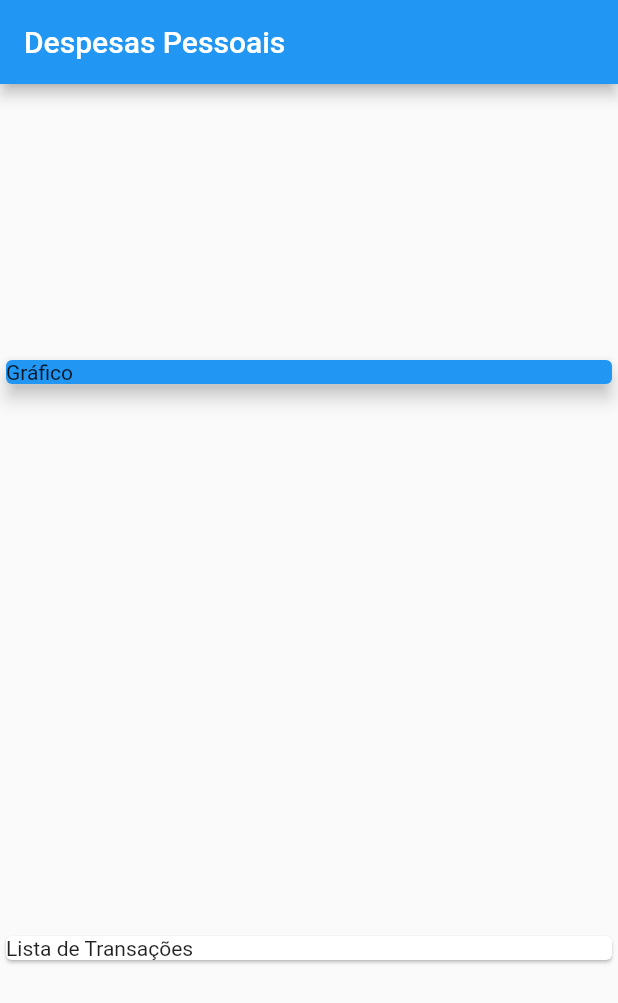
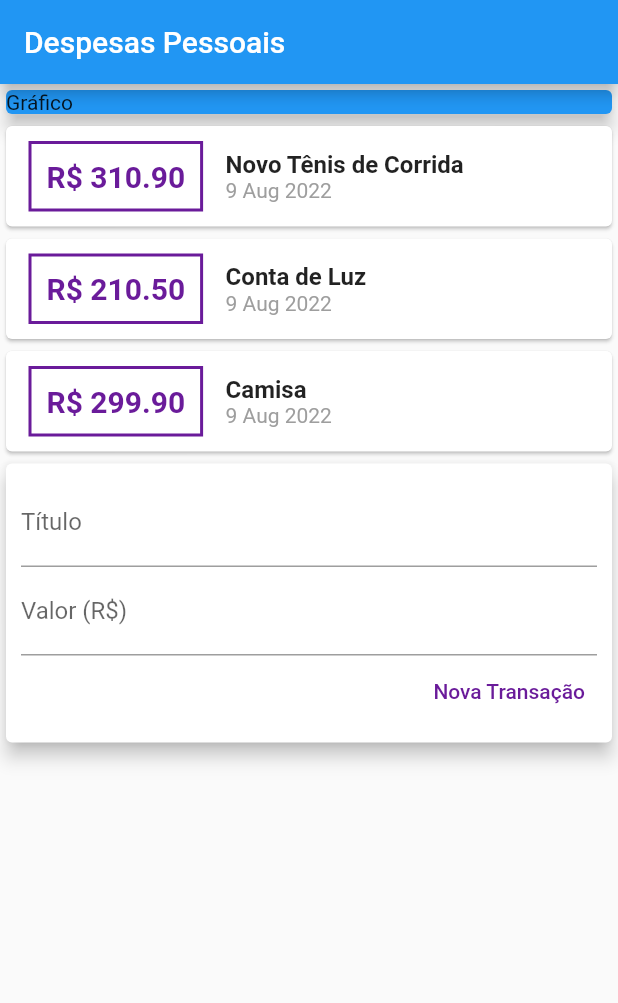
Before and after one commit to Caiocr8/flutter_personal_expenses, a Flutter app: the screen it shows after launch, on a phone screen of 412 x 824 dp. Shown: the top 1003 px of the screen. Run offline on Flutter 3.47's test engine with Material 2 defaults, Android fonts, the phone set to English and light mode, and no system bars.

Commit message:
Adcionando a transação

```diff
--- /dev/null
+++ b/lib/components/transaction_form.dart
@@ -0,0 +1,50 @@
+import 'package:flutter/material.dart';
+
+class TransactionForm extends StatelessWidget {
+
+  final titleController = TextEditingController();
+  final valueController = TextEditingController();
+
+  @override
+  Widget build(BuildContext context) {
+    return Card(
+      elevation: 5,
+      child: Padding(
+        padding: EdgeInsets.all(10),
+        child: Column(
+          children: [
+            TextField(
+              controller: titleController,
+              decoration: InputDecoration(
+                labelText: 'Título',
+              ),
+            ),
+            TextField(
+              controller: valueController,
+              decoration: InputDecoration(
+                labelText: 'Valor (R\$)',
+              ),
+            ),
+            Row(
+              mainAxisAlignment: MainAxisAlignment.end,
+              children: [
+                TextButton(
+                  onPressed: () {
+                    print(titleController.text);
+                    print(valueController.text);
+                  },
+                  child: Text(
+                    'Nova Transação',
+                    style: TextStyle(
+                      color: Color(0xFF6A1B9A),
+                    ),
+                  ),
+                ),
+              ],
+            )
+          ],
+        ),
+      ),
+    );
+  }
+}
--- /dev/null
+++ b/lib/components/transaction_list.dart
@@ -0,0 +1,63 @@
+import 'package:flutter/material.dart';
+import '../models/transaction.dart';
+import 'package:intl/intl.dart';
+
+
+class TransactionList extends StatelessWidget {
+  final List<Transaction> transactions;
+
+  TransactionList(this.transactions);
+
+  @override
+  Widget build(BuildContext context) {
+    return Column(
+      children: transactions.map((tr) {
+        return Card(
+          child: Row(
+            children: [
+              Container(
+                margin: EdgeInsets.symmetric(
+                  horizontal: 15,
+                  vertical: 10,
+                ),
+                decoration: BoxDecoration(
+                  border: Border.all(
+                    width: 2,
+                    color: Color(0xFF6A1B9A),
+                  )
+                ),
+                padding: EdgeInsets.all(10),
+                child: Text(
+                  'R\$ ${tr.value.toStringAsFixed(2)}',
+                  style: TextStyle(
+                    fontWeight: FontWeight.bold,
+                    fontSize: 20,
+                    color: Colors.purple[800],
+                  ),
+                ),
+              ),
+              Column(
+                crossAxisAlignment: CrossAxisAlignment.start,
+                children: [
+                  Text(
+                    tr.title,
+                    style: TextStyle(
+                      fontSize: 16,
+                      fontWeight: FontWeight.bold,
+                    ),
+                  ),
+                  Text(
+                    DateFormat('d MMM y').format(tr.date),
+                    style: TextStyle(
+                      color: Colors.grey
+                    ),
+                  ),
+                ],
+              ),
+            ],
+          ),
+        );
+      }).toList(),
+    );
+  }
+}
--- /dev/null
+++ b/lib/components/transaction_user.dart
@@ -0,0 +1,58 @@
+import 'dart:math';
+
+import 'package:flutter/material.dart';
+import 'transaction_list.dart';
+import 'transaction_form.dart';
+import '../models/transaction.dart';
+
+class TransactionUser extends StatefulWidget {
+  @override
+  _TransactionUserState createState() => _TransactionUserState();
+}
+
+class _TransactionUserState extends State<TransactionUser> {
+
+  final _transactions = [
+    Transaction(
+      id: 't1',
+      title: 'Novo Tênis de Corrida',
+      value: 310.90,
+      date: DateTime.now(),
+    ),
+    Transaction(
+      id: 't2',
+      title: 'Conta de Luz',
+      value: 210.50,
+      date: DateTime.now(),
+    ),
+    Transaction(
+      id: 't3',
+      title: 'Camisa',
+      value: 299.90,
+      date: DateTime.now(),
+    )
+  ];
+
+  _addTransaction(String title, double value) {
+    final newTransaction = Transaction(
+      id: Random().nextDouble().toString(),
+      title: title,
+      value: value,
+      date: DateTime.now()
+    );
+
+    setState(() {
+      _transactions.add(newTransaction);
+    });
+  }
+
+  @override
+  Widget build(BuildContext context) {
+    return Column(
+      children: [
+        TransactionList(_transactions),
+        TransactionForm()
+      ],
+    );
+  }
+}
--- a/lib/main.dart
+++ b/lib/main.dart
@@ -1,9 +1,10 @@
 
 import 'package:flutter/material.dart';
-import './models/transaction.dart';
+import 'components/transaction_user.dart';
 
 main() => runApp(ExpensesApp());
 class ExpensesApp extends StatelessWidget {
+
   @override
   Widget build(BuildContext context) {
     return MaterialApp(
@@ -13,20 +14,8 @@ class ExpensesApp extends StatelessWidget {
 }
 
 class MyHomePage extends StatelessWidget {
-  final _transactions = [
-    Transaction(
-      id: 't1',
-      title: 'Novo Tênis de Corrida',
-      value: 310.90,
-      date: DateTime.now(),
-    ),
-    Transaction(
-      id: 't2',
-      title: 'Conta de Luz',
-      value: 210.50,
-      date: DateTime.now(),
-    )
-  ];
+
+
 
   @override
   Widget build(BuildContext context) {
@@ -35,19 +24,16 @@ class MyHomePage extends StatelessWidget {
         title: Text('Despesas Pessoais'),
       ),
       body: Column(
-        mainAxisAlignment: MainAxisAlignment.spaceAround,
         crossAxisAlignment: CrossAxisAlignment.stretch,
         children: [
           Container(
             child: Card(
               color: Colors.blue,
+              elevation: 5,
               child: Text('Gráfico'),
-              elevation: 5,
             ),
           ),
-          Card(
-            child: Text('Lista de Transações'),
-          ),
+          TransactionUser(),
         ],
       ),
     );
--- a/pubspec.yaml
+++ b/pubspec.yaml
@@ -29,6 +29,7 @@ environment:
 dependencies:
   flutter:
     sdk: flutter
+  intl: ^0.17.0
 
 
   # The following adds the Cupertino Icons font to your application.
```
Also changed, not shown: pubspec.lock.
